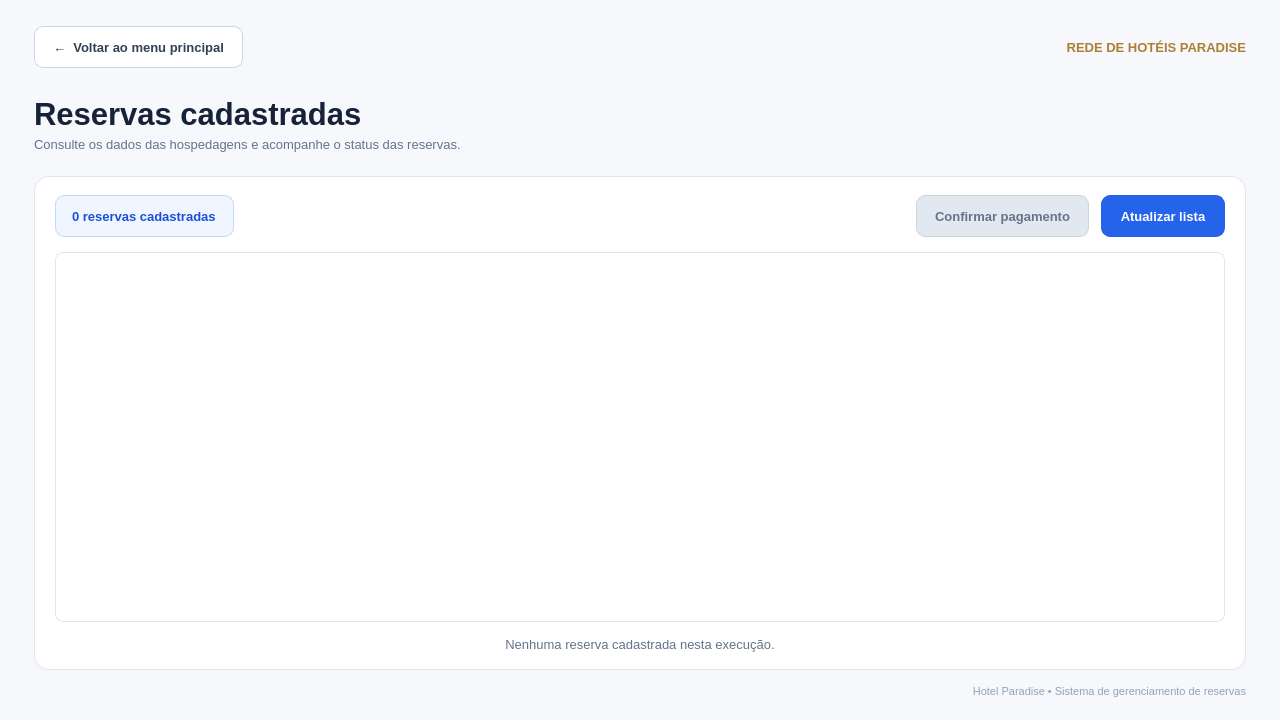
This is telalistagem.ui in JairCosta00/Sistema-de-Reservas-Rede-de-Hot-is-Paradise as Qt 5 draws it before an edit. The edited form follows.
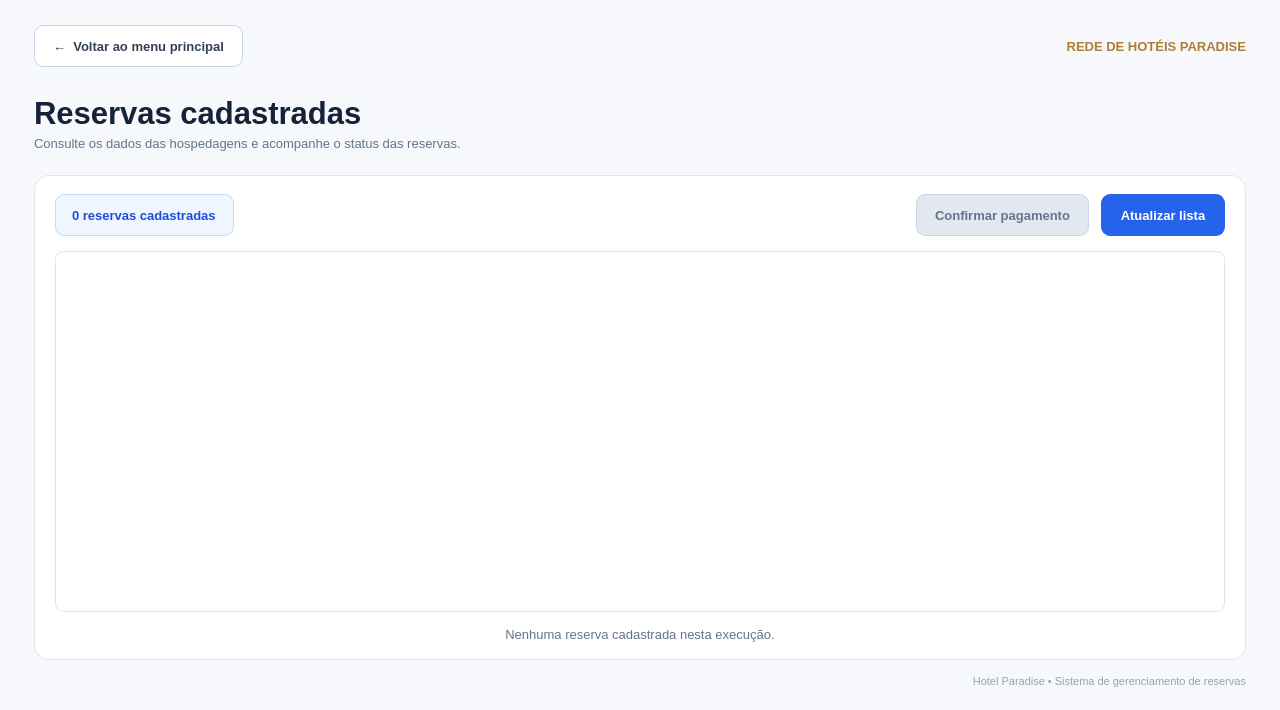
This is the edited form.

Commit message: Ajustando Telas

What changed in the file:
```diff
--- a/telalistagem.ui
+++ b/telalistagem.ui
@@ -7,7 +7,7 @@
     <x>0</x>
     <y>0</y>
     <width>1280</width>
-    <height>720</height>
+    <height>710</height>
    </rect>
   </property>
   <property name="minimumSize">
@@ -135,7 +135,7 @@
     <number>34</number>
    </property>
    <property name="topMargin">
-    <number>26</number>
+    <number>25</number>
    </property>
    <property name="rightMargin">
     <number>34</number>
@@ -165,8 +165,8 @@
        </property>
        <property name="sizeHint" stdset="0">
         <size>
-         <width>20</width>
-         <height>5</height>
+         <width>18</width>
+         <height>18</height>
         </size>
        </property>
       </spacer>
```
The commit also changes 1 other file.
